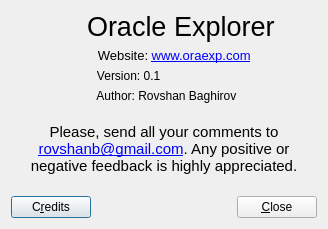
Above: dialogs/aboutdialog.ui from rovshan-b/oraexp before the change. Below: the same form after it.
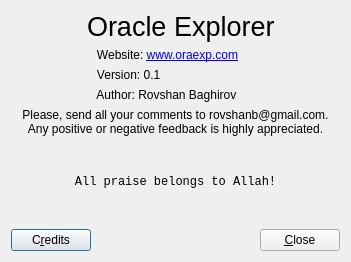
That is the form after the change. Icons and pictures are not drawn.

Patch:
```diff
--- a/dialogs/aboutdialog.ui
+++ b/dialogs/aboutdialog.ui
@@ -6,8 +6,8 @@
    <rect>
     <x>0</x>
     <y>0</y>
-    <width>328</width>
-    <height>229</height>
+    <width>351</width>
+    <height>262</height>
    </rect>
   </property>
   <property name="windowTitle">
@@ -64,7 +64,7 @@
               <string>&lt;!DOCTYPE HTML PUBLIC &quot;-//W3C//DTD HTML 4.0//EN&quot; &quot;http://www.w3.org/TR/REC-html40/strict.dtd&quot;&gt;
 &lt;html&gt;&lt;head&gt;&lt;meta name=&quot;qrichtext&quot; content=&quot;1&quot; /&gt;&lt;style type=&quot;text/css&quot;&gt;
 p, li { white-space: pre-wrap; }
-&lt;/style&gt;&lt;/head&gt;&lt;body style=&quot; font-family:'Droid Sans'; font-size:10pt; font-weight:400; font-style:normal;&quot;&gt;
+&lt;/style&gt;&lt;/head&gt;&lt;body style=&quot; font-family:'Droid Sans'; font-weight:400; font-style:normal;&quot;&gt;
 &lt;p style=&quot; margin-top:0px; margin-bottom:0px; margin-left:0px; margin-right:0px; -qt-block-indent:0; text-indent:0px;&quot;&gt;   Website: &lt;a href=&quot;http://www.oraexp.com&quot;&gt;&lt;span style=&quot; text-decoration: underline; color:#0000ff;&quot;&gt;www.oraexp.com&lt;/span&gt;&lt;/a&gt;&lt;/p&gt;&lt;/body&gt;&lt;/html&gt;</string>
              </property>
             </widget>
@@ -98,8 +98,8 @@
           <string>&lt;!DOCTYPE HTML PUBLIC &quot;-//W3C//DTD HTML 4.0//EN&quot; &quot;http://www.w3.org/TR/REC-html40/strict.dtd&quot;&gt;
 &lt;html&gt;&lt;head&gt;&lt;meta name=&quot;qrichtext&quot; content=&quot;1&quot; /&gt;&lt;style type=&quot;text/css&quot;&gt;
 p, li { white-space: pre-wrap; }
-&lt;/style&gt;&lt;/head&gt;&lt;body style=&quot; font-family:'Droid Sans'; font-size:10pt; font-weight:400; font-style:normal;&quot;&gt;
-&lt;p align=&quot;center&quot; style=&quot; margin-top:0px; margin-bottom:0px; margin-left:0px; margin-right:0px; -qt-block-indent:0; text-indent:0px;&quot;&gt;&lt;span style=&quot; font-size:11pt;&quot;&gt;Please, send all your comments to &lt;/span&gt;&lt;a href=&quot;mailto:rovshanb@gmail.com?subject=Oracle Explorer - feedback&quot;&gt;&lt;span style=&quot; font-size:11pt; text-decoration: underline; color:#0000ff;&quot;&gt;rovshanb@gmail.com&lt;/span&gt;&lt;/a&gt;&lt;span style=&quot; font-size:11pt;&quot;&gt;. Any positive or negative feedback is highly appreciated.&lt;/span&gt;&lt;/p&gt;&lt;/body&gt;&lt;/html&gt;</string>
+&lt;/style&gt;&lt;/head&gt;&lt;body style=&quot; font-family:'Droid Sans'; font-weight:400; font-style:normal;&quot;&gt;
+&lt;p align=&quot;center&quot; style=&quot; margin-top:0px; margin-bottom:0px; margin-left:0px; margin-right:0px; -qt-block-indent:0; text-indent:0px;&quot;&gt;&lt;span&gt;Please, send all your comments to &lt;/span&gt;&lt;a href=&quot;mailto:rovshanb@gmail.com?subject=Oracle Explorer - feedback&quot;&gt;&lt;span text-decoration: underline; color:#0000ff;&quot;&gt;rovshanb@gmail.com&lt;/span&gt;&lt;/a&gt;&lt;span&gt;. Any positive or negative feedback is highly appreciated.&lt;/span&gt;&lt;/p&gt;&lt;/body&gt;&lt;/html&gt;</string>
          </property>
          <property name="wordWrap">
           <bool>true</bool>
@@ -111,6 +111,22 @@
        </item>
       </layout>
      </item>
+     <item>
+      <widget class="QLabel" name="label_5">
+       <property name="font">
+        <font>
+         <family>Monospace</family>
+        </font>
+       </property>
+       <property name="text">
+        <string>&lt;!DOCTYPE HTML PUBLIC &quot;-//W3C//DTD HTML 4.0//EN&quot; &quot;http://www.w3.org/TR/REC-html40/strict.dtd&quot;&gt;
+&lt;html&gt;&lt;head&gt;&lt;meta name=&quot;qrichtext&quot; content=&quot;1&quot; /&gt;&lt;style type=&quot;text/css&quot;&gt;
+p, li { white-space: pre-wrap; }
+&lt;/style&gt;&lt;/head&gt;&lt;body style=&quot; font-family:'Monospace'; font-weight:400; font-style:normal;&quot;&gt;
+&lt;p align=&quot;center&quot; style=&quot; margin-top:0px; margin-bottom:0px; margin-left:0px; margin-right:0px; -qt-block-indent:0; text-indent:0px;&quot;&gt;&lt;a name=&quot;result_box&quot;&gt;&lt;/a&gt;All praise belongs to Allah!&lt;/p&gt;&lt;/body&gt;&lt;/html&gt;</string>
+       </property>
+      </widget>
+     </item>
      <item>
       <layout class="QHBoxLayout" name="horizontalLayout_2">
        <item>
```
